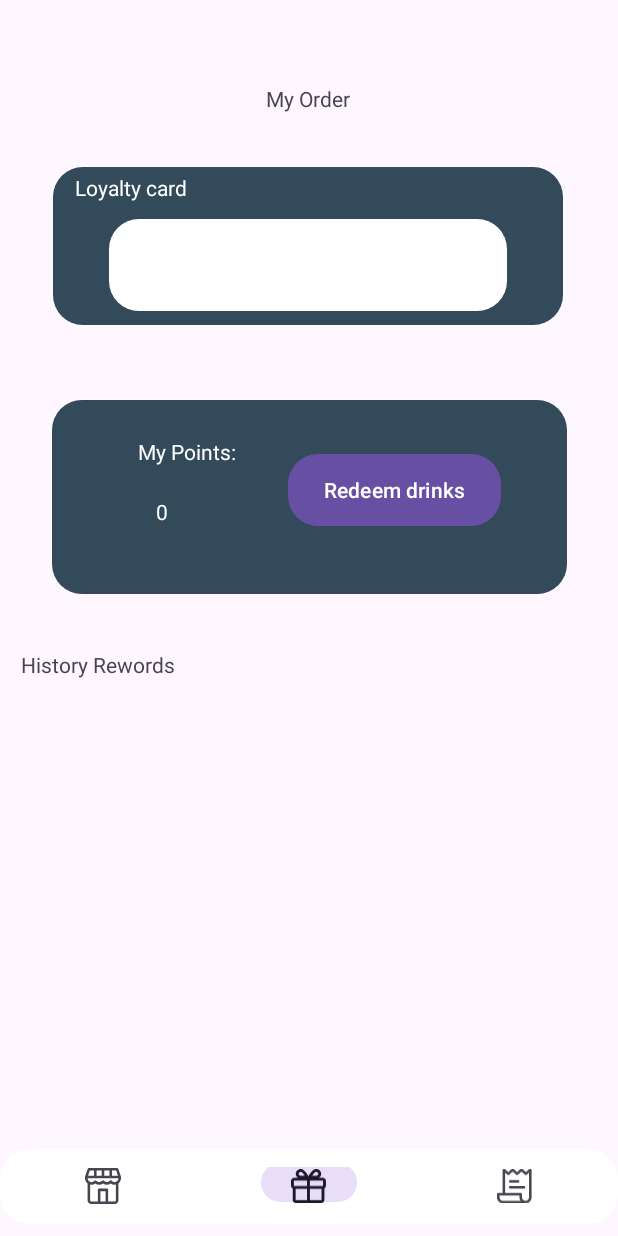
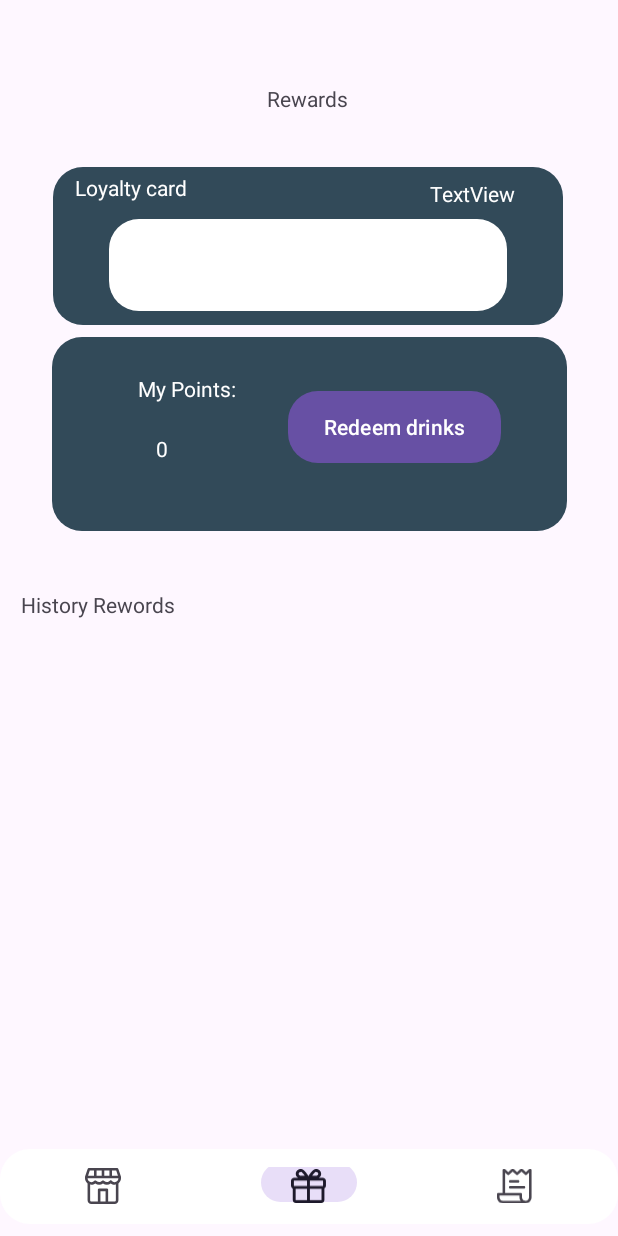
Before and after one commit to tringuyen2711/Shopcafe_mobile, an Android app: the screen it shows after launch (page2), item 2 of the bottom bar chosen, on a phone screen of 412 x 824 dp. Run offline under Robolectric (Android 15) with nearby library versions, the phone set to English and light mode, and no system bars; our stand-ins replace Room's generated code.

Commit message:
redeem complete half
- uncomplete Points change.
- umcomplete loyalty Card

```diff
--- a/ShopCafe/app/src/main/AndroidManifest.xml
+++ b/ShopCafe/app/src/main/AndroidManifest.xml
@@ -12,6 +12,9 @@
         android:supportsRtl="true"
         android:theme="@style/Theme.ShopCafe"
         tools:targetApi="31">
+        <activity
+            android:name=".Redeem"
+            android:exported="false" />
         <activity
             android:name=".Checkout"
             android:exported="false" />
--- a/ShopCafe/app/src/main/java/com/example/shopcafe/Checkout.java
+++ b/ShopCafe/app/src/main/java/com/example/shopcafe/Checkout.java
@@ -89,13 +89,14 @@ public class Checkout extends AppCompatActivity implements DrinkCartAdapter.OnCl
                     String price = String.valueOf(list.get(i).getTotal());
                     String address = user.getAddress();
                     int state = 1;
+                    int quantity = list.get(i).getQuantity();
                     // get current time, format: 24 June | 12:30 PM
                     DateTimeFormatter formatter = DateTimeFormatter.ofPattern("d MMMM | hh:mm a");
                     LocalDateTime now = LocalDateTime.now();
                     String formattedDate = now.format(formatter);
 
                     // insert into database
-                    OrderItem item = new OrderItem(formattedDate,name,address,state,price);
+                    OrderItem item = new OrderItem(formattedDate,name,address,state,price, quantity);
                     APPDatabase.getInstance(Checkout.this).orderitemDAO().insertOrder(item);
                 }
 
--- a/ShopCafe/app/src/main/java/com/example/shopcafe/OrderViewModel.java
+++ b/ShopCafe/app/src/main/java/com/example/shopcafe/OrderViewModel.java
@@ -43,4 +43,9 @@ public class OrderViewModel extends AndroidViewModel {
     public LiveData<List<OrderItem>> getHistory(){
         return appDatabaseorder.orderitemDAO().getHistoryOrder();
     }
+
+    public int SumOfQuantity()
+    {
+        return appDatabaseorder.orderitemDAO().SumQuantity();
+    }
 }
--- /dev/null
+++ b/ShopCafe/app/src/main/java/com/example/shopcafe/RewardsAdapter.java
@@ -0,0 +1,64 @@
+package com.example.shopcafe;
+
+import android.content.Context;
+import android.view.LayoutInflater;
+import android.view.View;
+import android.view.ViewGroup;
+import android.widget.TextView;
+
+import androidx.annotation.NonNull;
+import androidx.cardview.widget.CardView;
+import androidx.recyclerview.widget.RecyclerView;
+
+import java.util.List;
+
+public class RewardsAdapter extends RecyclerView.Adapter<RewardsAdapter.RewardsViewHolder>{
+    private List<OrderItem> list;
+
+    public RewardsAdapter(List<OrderItem> list) {
+        this.list = list;
+        notifyDataSetChanged();
+    }
+
+    @NonNull
+    @Override
+    public RewardsViewHolder onCreateViewHolder(@NonNull ViewGroup parent, int viewType) {
+        View view = LayoutInflater.from(parent.getContext()).inflate(R.layout.item_rewards,parent,false);
+        return new RewardsViewHolder(view);
+    }
+
+    @Override
+    public void onBindViewHolder(@NonNull RewardsViewHolder holder, int position) {
+        OrderItem item = list.get(position);
+        if(item == null) return;
+
+        holder.name_item.setText(item.getName());
+        holder.datetime.setText(item.getDate());
+        int default_score =12;
+        int total_score = default_score * item.getQuantity();
+        holder.rewards_score.setText("+ "+String.valueOf(total_score)+" Pts");
+    }
+
+    @Override
+    public int getItemCount() {
+        if(list != null) return list.size();
+        return 0;
+    }
+
+    public class RewardsViewHolder extends RecyclerView.ViewHolder{
+
+        private CardView rewardsCard;
+        private TextView name_item, datetime, rewards_score;
+        public RewardsViewHolder(@NonNull View itemView) {
+            super(itemView);
+
+            rewardsCard = itemView.findViewById(R.id.rewards_layout);
+            name_item = itemView.findViewById(R.id.name_rewards);
+            datetime = itemView.findViewById(R.id.datetime);
+            rewards_score = itemView.findViewById(R.id.score_rewards);
+
+        }
+    }
+
+
+}
--- a/ShopCafe/app/src/main/java/com/example/shopcafe/database/APPDatabase.java
+++ b/ShopCafe/app/src/main/java/com/example/shopcafe/database/APPDatabase.java
@@ -12,9 +12,10 @@ import androidx.sqlite.db.SupportSQLiteOpenHelper;
 
 import com.example.shopcafe.DrinkCart;
 import com.example.shopcafe.OrderItem;
+import com.example.shopcafe.RedeemDrink;
 import com.example.shopcafe.User;
 
-@Database(entities = {User.class, DrinkCart.class, OrderItem.class},version = 2)
+@Database(entities = {User.class, DrinkCart.class, OrderItem.class, RedeemDrink.class},version = 3)
 public abstract class APPDatabase extends RoomDatabase {
     private static volatile APPDatabase INSTANCE;
 
@@ -32,4 +33,5 @@ public abstract class APPDatabase extends RoomDatabase {
     public abstract drinkcartDAO drinkcartDAO();
 
     public abstract orderitemDAO orderitemDAO();
+    public abstract redeemDrinkDAO redeemDrinkDAO();
 }
--- a/ShopCafe/app/src/main/java/com/example/shopcafe/database/orderitemDAO.java
+++ b/ShopCafe/app/src/main/java/com/example/shopcafe/database/orderitemDAO.java
@@ -36,4 +36,7 @@ public interface orderitemDAO {
 
     @Update
     void updateOrder(OrderItem orderItem);
+
+    @Query("select sum(quantity) from orderitem")
+    int SumQuantity();
 }
--- /dev/null
+++ b/ShopCafe/app/src/main/java/com/example/shopcafe/database/redeemDrinkDAO.java
@@ -0,0 +1,22 @@
+package com.example.shopcafe.database;
+
+import androidx.room.Dao;
+import androidx.room.Insert;
+import androidx.room.Query;
+
+import com.example.shopcafe.RedeemDrink;
+
+import java.util.List;
+
+@Dao
+public interface redeemDrinkDAO {
+
+    @Insert
+    void insertDrinkRedeem(RedeemDrink redeemDrink);
+
+    @Query("select * from redeemdrink")
+    List<RedeemDrink> getAllRedeem();
+
+    @Query("select sum(drink_points) from redeemdrink")
+    int getSumPoint();
+}
--- a/ShopCafe/app/src/main/java/com/example/shopcafe/gift.java
+++ b/ShopCafe/app/src/main/java/com/example/shopcafe/gift.java
@@ -1,21 +1,83 @@
 package com.example.shopcafe;
 
+import android.content.Intent;
 import android.os.Bundle;
 
+import androidx.annotation.NonNull;
+import androidx.annotation.Nullable;
 import androidx.fragment.app.Fragment;
+import androidx.lifecycle.Observer;
+import androidx.lifecycle.ViewModelProvider;
+import androidx.recyclerview.widget.LinearLayoutManager;
+import androidx.recyclerview.widget.RecyclerView;
 
 import android.view.LayoutInflater;
 import android.view.View;
 import android.view.ViewGroup;
+import android.widget.Button;
+import android.widget.TextView;
+
+import com.example.shopcafe.database.APPDatabase;
+
+import java.util.List;
 
 
-public class gift extends Fragment {
+public class gift extends Fragment{
+
+    private List<OrderItem> listRewards;
+    private List<Integer> listint;
+    TextView points, Ndrink;
+
+    RecyclerView revrewards, revLoyalty;
+    RewardsAdapter rewardsAdapter;
+    OrderViewModel orderViewModel;
+    Button redeem;
+    public gift() {
+        // Required empty public constructor
+    }
+
+
+    @Override
+    public void onViewCreated(@NonNull View view, @Nullable Bundle savedInstanceState) {
+        super.onViewCreated(view, savedInstanceState);
+
+        points = view.findViewById(R.id.score_points);
+        redeem = view.findViewById(R.id.reddem_drinks);
+        Ndrink = view.findViewById(R.id.ndrink);
+        revLoyalty = view.findViewById(R.id.recycler_loyaltycard_rewards);
+        revrewards = view.findViewById(R.id.recylerRewards);
+
+        LinearLayoutManager linearLayoutManager = new LinearLayoutManager(getActivity());
+        revrewards.setLayoutManager(linearLayoutManager);
+
+        orderViewModel = new ViewModelProvider(gift.this).get(OrderViewModel.class);
+        orderViewModel.getAllOrder().observe(getViewLifecycleOwner(), new Observer<List<OrderItem>>() {
+            @Override
+            public void onChanged(List<OrderItem> list) {
+                listRewards = list;
+                rewardsAdapter = new RewardsAdapter(listRewards);
+                revrewards.setAdapter(rewardsAdapter);
+            }
+        });
+
+        int quantity = orderViewModel.SumOfQuantity();
+        int point = quantity*12;
+        int sumChangePoints = APPDatabase.getInstance(getActivity()).redeemDrinkDAO().getSumPoint();
+        int current_point = point - sumChangePoints;
+        points.setText(String.valueOf(current_point));
+
+        redeem.setOnClickListener(new View.OnClickListener() {
+            @Override
+            public void onClick(View view) {
+                Intent intent = new Intent(getActivity(),Redeem.class);
+                startActivity(intent);
+            }
+        });
+
+    }
 
 
 
-    public gift() {
-        // Required empty public constructor
-    }
 
 
     public static gift newInstance() {
--- a/ShopCafe/app/src/main/res/layout/fragment_gift.xml
+++ b/ShopCafe/app/src/main/res/layout/fragment_gift.xml
@@ -11,7 +11,7 @@
         android:id="@+id/textView"
         android:layout_width="wrap_content"
         android:layout_height="wrap_content"
-        android:text="@string/My_order"
+        android:text="@string/Rewards"
         app:layout_constraintBottom_toBottomOf="parent"
         app:layout_constraintEnd_toEndOf="parent"
         app:layout_constraintHorizontal_bias="0.498"
@@ -23,15 +23,17 @@
         android:id="@+id/constraintLayout3"
         android:layout_width="340dp"
         android:layout_height="105dp"
+        android:layout_marginStart="8dp"
         android:layout_marginTop="36dp"
+        android:layout_marginEnd="8dp"
+        android:background="@drawable/shape_gradient"
+        android:backgroundTint="@color/shape_gradient"
         app:layout_constraintBottom_toBottomOf="parent"
         app:layout_constraintEnd_toEndOf="parent"
         app:layout_constraintHorizontal_bias="0.492"
         app:layout_constraintStart_toStartOf="parent"
         app:layout_constraintTop_toBottomOf="@+id/textView"
-        app:layout_constraintVertical_bias="0.0"
-        android:background="@drawable/shape_gradient"
-        android:backgroundTint="@color/shape_gradient">
+        app:layout_constraintVertical_bias="0.0">
 
         <TextView
             android:id="@+id/textView4"
@@ -39,78 +41,94 @@
             android:layout_height="wrap_content"
             android:layout_marginTop="4dp"
             android:text="@string/loyaltycard"
+            android:textColor="@color/white"
             app:layout_constraintEnd_toEndOf="parent"
             app:layout_constraintHorizontal_bias="0.056"
             app:layout_constraintStart_toStartOf="parent"
-            app:layout_constraintTop_toTopOf="parent"
-            android:textColor="@color/white"/>
+            app:layout_constraintTop_toTopOf="parent" />
 
-        <androidx.constraintlayout.widget.ConstraintLayout
+        <androidx.recyclerview.widget.RecyclerView
             android:layout_width="265dp"
             android:layout_height="61dp"
             android:layout_marginTop="2dp"
+            android:background="@drawable/shape_gradient"
+            android:id="@+id/recycler_loyaltycard_rewards"
+            android:backgroundTint="@color/white"
             app:layout_constraintBottom_toBottomOf="parent"
             app:layout_constraintEnd_toEndOf="parent"
             app:layout_constraintStart_toStartOf="parent"
-            app:layout_constraintTop_toBottomOf="@+id/textView4"
-            android:backgroundTint="@color/white"
-            android:background="@drawable/shape_gradient">
+            app:layout_constraintTop_toBottomOf="@+id/textView4">
 
-        </androidx.constraintlayout.widget.ConstraintLayout>
+        </androidx.recyclerview.widget.RecyclerView>
+
+        <TextView
+            android:id="@+id/ndrink"
+            android:layout_width="wrap_content"
+            android:layout_height="wrap_content"
+            android:layout_marginTop="8dp"
+            android:layout_marginEnd="32dp"
+            android:text="TextView"
+            android:textColor="@color/white"
+            app:layout_constraintEnd_toEndOf="parent"
+            app:layout_constraintHorizontal_bias="1.0"
+            app:layout_constraintStart_toEndOf="@+id/textView4"
+            app:layout_constraintTop_toTopOf="parent" />
     </androidx.constraintlayout.widget.ConstraintLayout>
 
     <androidx.constraintlayout.widget.ConstraintLayout
         android:id="@+id/constraintLayout4"
         android:layout_width="343dp"
         android:layout_height="129dp"
-        android:layout_marginTop="4dp"
+        android:layout_marginStart="8dp"
+        android:layout_marginTop="8dp"
+        android:layout_marginEnd="8dp"
+        android:background="@drawable/shape_gradient"
+        android:backgroundTint="@color/shape_gradient"
         app:layout_constraintBottom_toBottomOf="parent"
         app:layout_constraintEnd_toEndOf="parent"
         app:layout_constraintStart_toStartOf="parent"
         app:layout_constraintTop_toBottomOf="@+id/constraintLayout3"
-        app:layout_constraintVertical_bias="0.097"
-        android:background="@drawable/shape_gradient"
-        android:backgroundTint="@color/shape_gradient">
+        app:layout_constraintVertical_bias="0.0">
 
         <TextView
             android:id="@+id/textView5"
             android:layout_width="wrap_content"
             android:layout_height="wrap_content"
             android:text="@string/My_points"
+            android:textColor="@color/white"
             app:layout_constraintBottom_toBottomOf="parent"
             app:layout_constraintEnd_toEndOf="parent"
             app:layout_constraintHorizontal_bias="0.207"
             app:layout_constraintStart_toStartOf="parent"
             app:layout_constraintTop_toTopOf="parent"
-            app:layout_constraintVertical_bias="0.227"
-            android:textColor="@color/white"/>
+            app:layout_constraintVertical_bias="0.227" />
 
         <TextView
-            android:id="@+id/textView6"
+            android:id="@+id/score_points"
             android:layout_width="wrap_content"
             android:layout_height="wrap_content"
             android:text="@string/marks"
+            android:textColor="@color/white"
             app:layout_constraintBottom_toBottomOf="parent"
             app:layout_constraintEnd_toEndOf="parent"
             app:layout_constraintHorizontal_bias="0.207"
             app:layout_constraintStart_toStartOf="parent"
             app:layout_constraintTop_toBottomOf="@+id/textView5"
-            app:layout_constraintVertical_bias="0.318"
-            android:textColor="@color/white"/>
+            app:layout_constraintVertical_bias="0.318" />
 
         <Button
-            android:id="@+id/button"
+            android:id="@+id/reddem_drinks"
             android:layout_width="wrap_content"
             android:layout_height="wrap_content"
+            android:background="@drawable/shape_gradient"
+            android:backgroundTint="@color/redeem"
             android:text="@string/Redeem"
             app:layout_constraintBottom_toBottomOf="parent"
             app:layout_constraintEnd_toEndOf="parent"
             app:layout_constraintHorizontal_bias="0.644"
-            app:layout_constraintStart_toEndOf="@+id/textView6"
+            app:layout_constraintStart_toEndOf="@+id/score_points"
             app:layout_constraintTop_toTopOf="parent"
-            app:layout_constraintVertical_bias="0.444"
-            android:background="@drawable/shape_gradient"
-            android:backgroundTint="@color/redeem"/>
+            app:layout_constraintVertical_bias="0.444" />
     </androidx.constraintlayout.widget.ConstraintLayout>
 
     <TextView
@@ -130,6 +148,7 @@
         android:layout_width="0dp"
         android:layout_height="0dp"
         android:layout_marginTop="16dp"
+        android:id="@+id/recylerRewards"
         app:layout_constraintBottom_toBottomOf="parent"
         app:layout_constraintEnd_toEndOf="parent"
         app:layout_constraintStart_toStartOf="parent"
```
Also changed, not shown: ShopCafe/app/src/main/java/com/example/shopcafe/Drink_child_details.java (+35 -19 lines), ShopCafe/app/src/main/java/com/example/shopcafe/OrderItem.java (+11 -2 lines), ShopCafe/app/src/main/java/com/example/shopcafe/Redeem.java (added, +69 -0 lines), ShopCafe/app/src/main/java/com/example/shopcafe/RedeemDrink.java (added, +66 -0 lines), ShopCafe/app/src/main/java/com/example/shopcafe/Redeem_adapter.java (added, +75 -0 lines), ShopCafe/app/src/main/res/layout/activity_redeem.xml (added, +41 -0 lines), ShopCafe/app/src/main/res/layout/item_order.xml (+20 -16 lines), ShopCafe/app/src/main/res/layout/item_redeem.xml (added, +53 -0 lines), ShopCafe/app/src/main/res/layout/item_rewards.xml (added, +45 -0 lines).
